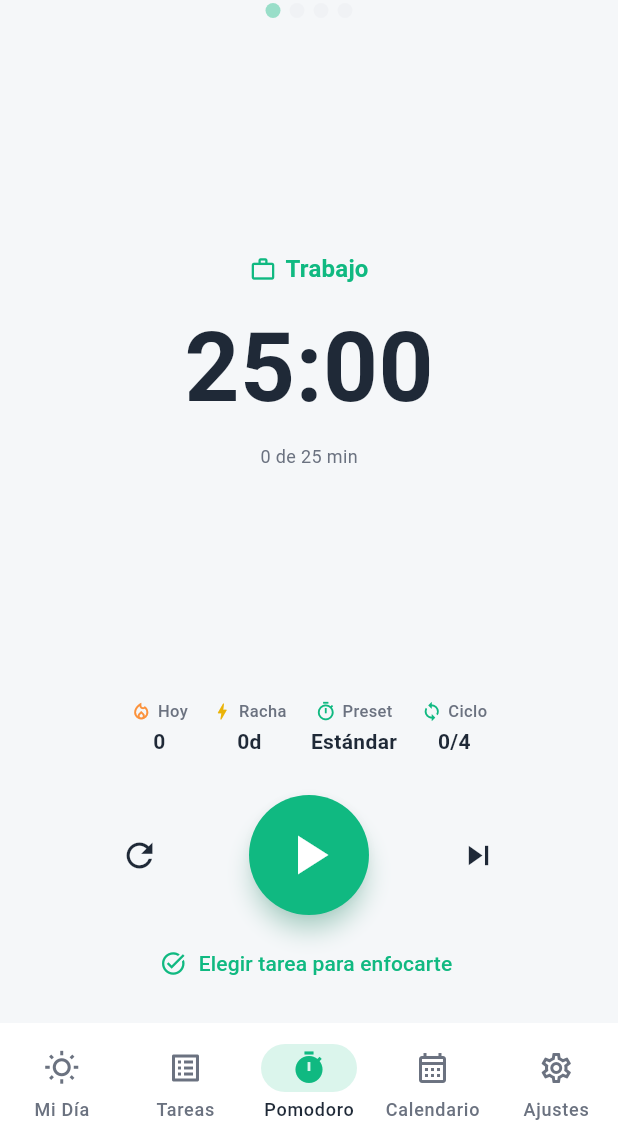
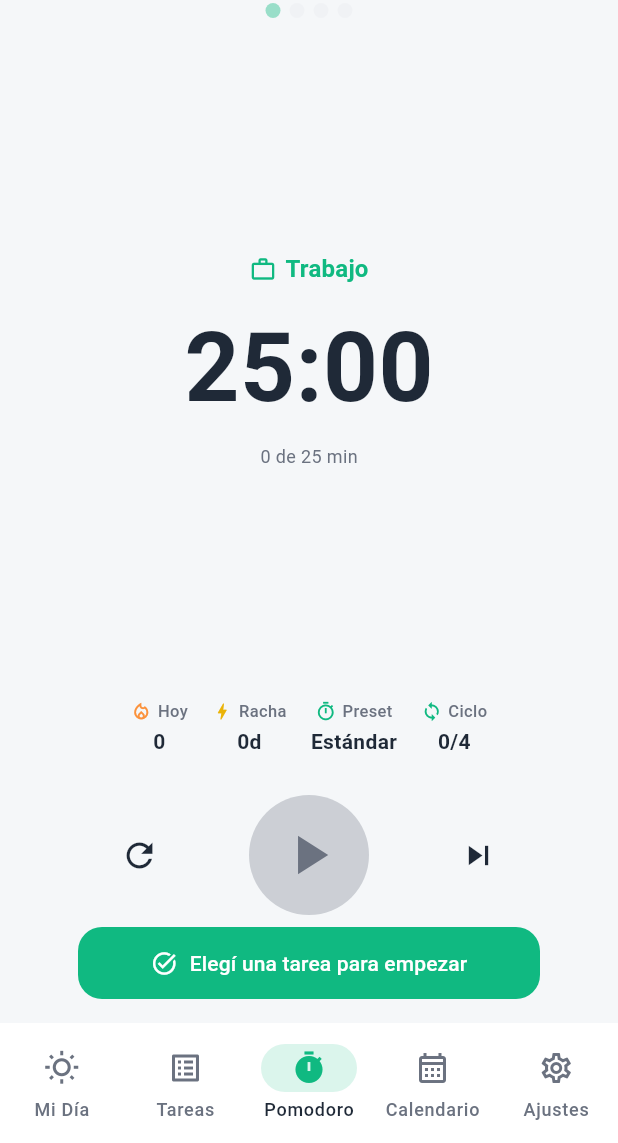
Before and after one commit to y0ner/slay-flutter, a Flutter app: the screen it shows once a user with an empty profile is signed in, item 3 of the bottom bar chosen, on a phone screen of 412 x 824 dp, the part 93-1236 px from its top. Run offline on Flutter 3.47's test engine with Material 3 defaults, Android fonts, the light colour scheme and no system bars; our stand-ins replace connectivity_plus, drift, flutter_local_notifications, flutter_riverpod, flutter_timezone, go_router and 6 more; accounts and stored records are empty; generated files the repository leaves out were written again.

Commit message:
feat(pomodoro): requerir tarea seleccionada para arrancar
- _PlayPauseButton: nuevo param 'enabled' (gris/transparente si false)
  + 'onDisabledTap' que se dispara al tocar el botón deshabilitado
- _toggle: si intenta iniciar sin tarea seleccionada → abre el picker
  en lugar de correr el timer
- Tap en el play deshabilitado también abre el picker (guía al usuario)
- Hint inferior: cuando NO hay tarea → FilledButton prominente 'Elegí
  una tarea para empezar'; cuando sí hay → TextButton sutil 'Cambiar
  de tarea' con icono swap_horiz
- Tooltip del play cambia a 'Elegí una tarea primero' cuando disabled

```diff
--- a/lib/features/pomodoro/pomodoro_screen.dart
+++ b/lib/features/pomodoro/pomodoro_screen.dart
@@ -111,7 +111,14 @@ class _PomodoroScreenState extends ConsumerState<PomodoroScreen>
         SessionKind.longBreak => Icons.self_improvement_outlined,
       };
 
+  /// Intenta iniciar/pausar. Si no hay tarea seleccionada y está
+/// intentando INICIAR (no pausar), abre el picker en su lugar para
+/// guiar al usuario.
   void _toggle() {
+    if (!_running && _selectedTask == null) {
+      _pickTask();
+      return;
+    }
     HapticFeedback.selectionClick();
     setState(() => _running = !_running);
     _timer?.cancel();
@@ -503,7 +510,9 @@ class _PomodoroScreenState extends ConsumerState<PomodoroScreen>
                   _PlayPauseButton(
                     running: _running,
                     accent: accent,
+                    enabled: _selectedTask != null,
                     onPressed: _toggle,
+                    onDisabledTap: _pickTask,
                   ),
                   _CircleAction(
                     icon: Icons.skip_next,
@@ -517,12 +526,25 @@ class _PomodoroScreenState extends ConsumerState<PomodoroScreen>
               const SizedBox(height: 8),
 
               // ── Pick task ───────────────────────────────
+              // Cuando no hay tarea: CTA prominente (FilledButton) — es
+              // prerrequisito para arrancar. Cuando ya hay: cambio sutil.
+              if (_selectedTask == null)
+                Padding(
+                  padding: const EdgeInsets.symmetric(horizontal: 32),
+                  child: FilledButton.icon(
+                    onPressed: _running ? null : _pickTask,
+                    icon: const Icon(Icons.task_alt),
+                    label: const Text('Elegí una tarea para empezar'),
+                    style: FilledButton.styleFrom(
+                      minimumSize: const Size.fromHeight(44),
+                    ),
+                  ),
+                )
+              else
                 TextButton.icon(
                   onPressed: _running ? null : _pickTask,
-                icon: const Icon(Icons.task_alt),
-                label: Text(_selectedTask == null
-                    ? 'Elegir tarea para enfocarte'
-                    : 'Cambiar tarea'),
+                  icon: const Icon(Icons.swap_horiz),
+                  label: Text('Cambiar de tarea'),
                   style: TextButton.styleFrom(
                     foregroundColor: scheme.primary,
                   ),
@@ -675,28 +697,44 @@ class _PlayPauseButton extends StatelessWidget {
     required this.running,
     required this.accent,
     required this.onPressed,
+    required this.enabled,
+    this.onDisabledTap,
   });
   final bool running;
   final Color accent;
   final VoidCallback onPressed;
+  final bool enabled;
+  // Se llama cuando el botón está deshabilitado y el usuario lo toca.
+  // Útil para abrir el picker de tarea automáticamente cuando falta.
+  final VoidCallback? onDisabledTap;
 
   @override
   Widget build(BuildContext context) {
-    return SizedBox(
+    final scheme = Theme.of(context).colorScheme;
+    final color = enabled
+        ? accent
+        : scheme.onSurfaceVariant.withValues(alpha: 0.3);
+    final iconColor = enabled ? Colors.white : scheme.onSurfaceVariant;
+    return Tooltip(
+      message: enabled
+          ? (running ? 'Pausar' : 'Iniciar')
+          : 'Elegí una tarea primero',
+      child: SizedBox(
         width: 80,
         height: 80,
         child: Material(
-        color: accent,
+          color: color,
           shape: const CircleBorder(),
-        elevation: 6,
-        shadowColor: accent.withValues(alpha: 0.5),
+          elevation: enabled ? 6 : 0,
+          shadowColor: enabled ? accent.withValues(alpha: 0.5) : null,
           child: InkWell(
             customBorder: const CircleBorder(),
-          onTap: onPressed,
+            onTap: enabled ? onPressed : onDisabledTap,
             child: Icon(
               running ? Icons.pause : Icons.play_arrow,
-            color: Colors.white,
+              color: iconColor,
               size: 44,
+            ),
           ),
         ),
       ),
```
Lines whose indentation alone changed are shown as unchanged.
